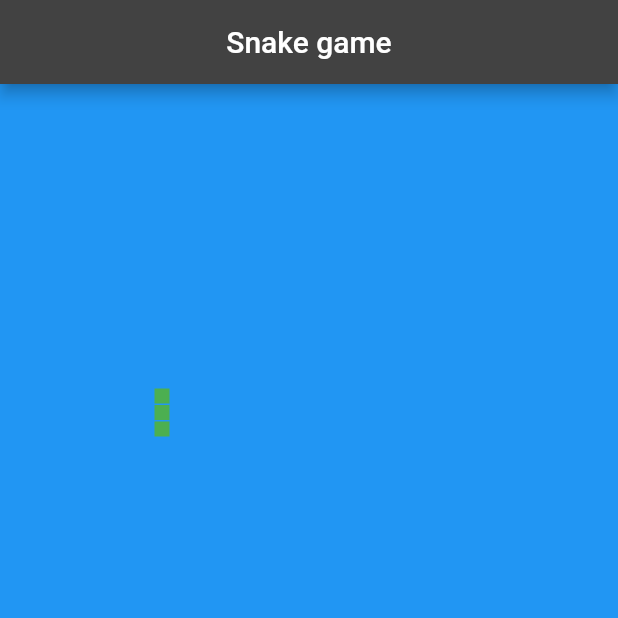
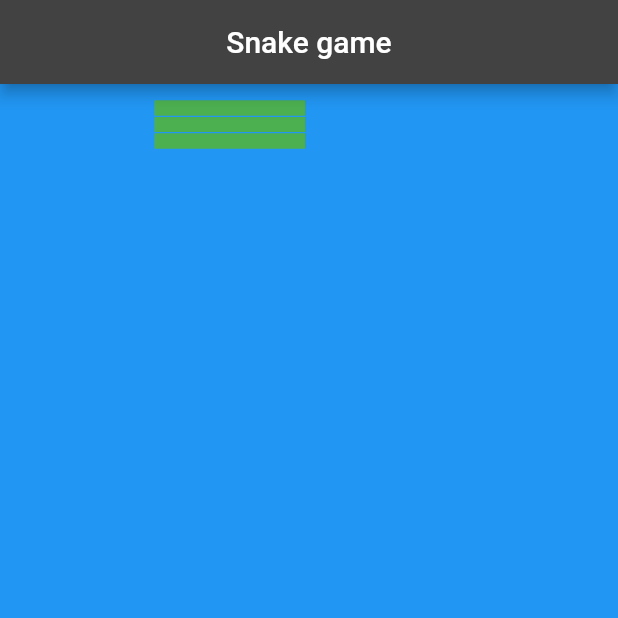
Before and after one commit to sahanagana/2playersnakeapp, a Flutter app: the screen it shows after launch, on a phone screen of 412 x 824 dp, the top half of it. Run offline on Flutter 3.47's test engine with Material 2 defaults, Android fonts, the phone set to English and light mode, and no system bars.

Commit message:
Update main.dart

```diff
--- a/lib/main.dart
+++ b/lib/main.dart
@@ -110,7 +110,7 @@
       ..strokeWidth = 1
       //..style = PaintingStyle.stroke
       ..color = Colors.green;
-    canvas.drawRect(Rect.fromLTWH(x*11,y*11,10,10), paint);
+    canvas.drawRect(Rect.fromLTWH(x*11,y*11,100,10), paint);
   }
 }
 
@@ -138,14 +138,26 @@
         ),
 
         body: CustomPaint(
-          child: Container(
+          child: new Column(
+                        children: [
+                            new Container(
             alignment: Alignment(-0.5, -0.5),
             child: CustomPaint(painter: SnakePainter(),)
             //child: CustomPaint(painter: SunflowerPainter(),)
+          ),
+         new Container(
+           alignment: Alignment(-.5,-.5),
+            child: CustomPaint(painter: SnakePainter(),)
+         )
+                        ],
+          ),
 
-          ),
-        ),
-    )
+                          ),
+                          ),
+
+
+
+
    );
   }
 }
```
